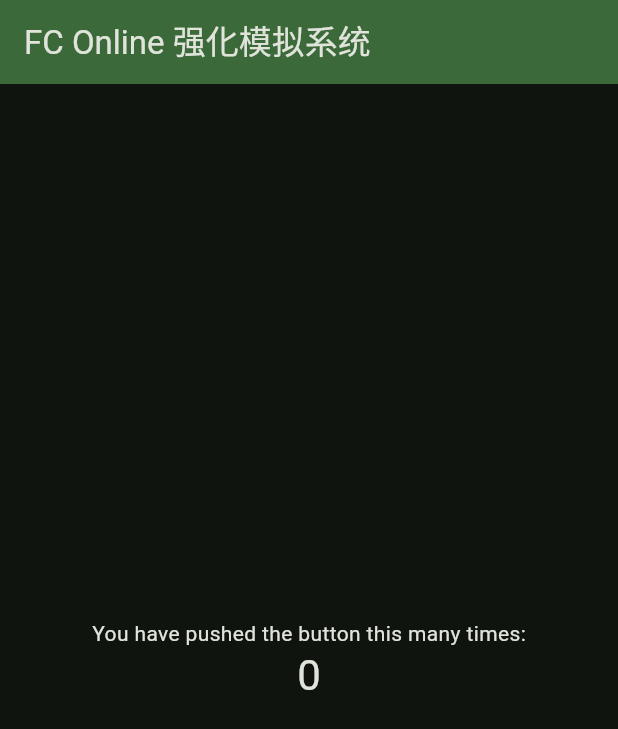
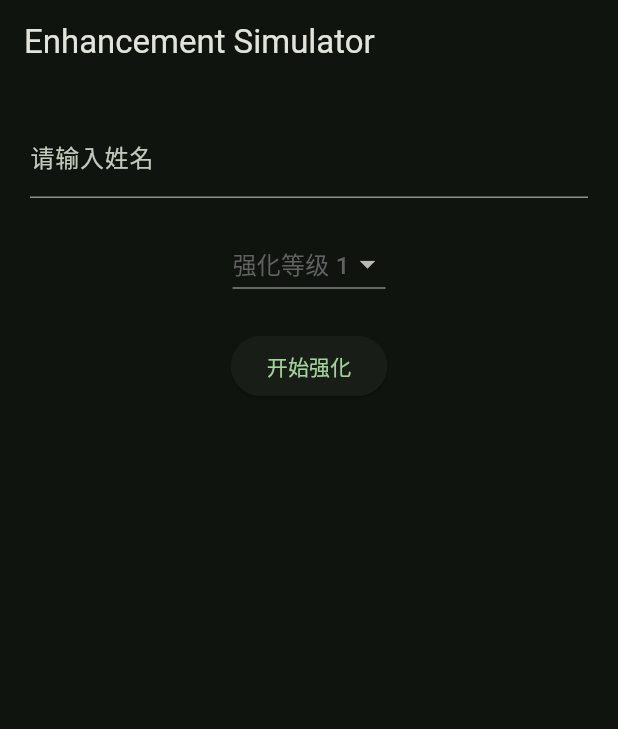
Before and after one commit to wosika/fconline_enhancement_simulator, a Flutter app: the screen it shows after launch, on a phone screen of 412 x 824 dp. Shown: the top 729 px of the screen. Run offline on Flutter 3.47's test engine with Material 3 defaults, Android fonts, the phone set to English and light mode, and no system bars.

Commit message:
功能实现完成。

```diff
--- a/lib/q.dart
+++ b/lib/enhancement_simulator.dart
@@ -1,7 +1,6 @@
 import 'dart:math';
 
 void main() {
-  final simulator = EnhancementSimulator();
   final name = 'icon 罗纳尔多'; // 用户输入的姓名
   var currentLevel = 7; // 初始强化等级
 
@@ -11,15 +10,15 @@
   //   final log = result['log'];
   //   print(log);
   // }
-  final result = simulator.simulateSingleEnhancement(name, currentLevel);
+  final result = EnhancementSimulator.simulateSingleEnhancement(name, currentLevel);
   currentLevel = result['currentLevel'];
   final log = result['log'];
   print(log);
-  //print('玩家 $name 的强化已完成，最终等级为 $currentLevel');
+ // print('$name 的强化已完成，最终等级为 $currentLevel');
 }
 
 class EnhancementSimulator {
-  final List<double> probabilities = [
+  static final List<double> probabilities = [
     1.0, // 1->2的概率是100%
     0.81, // 2->3的概率是81%
     0.64, // 3->4的概率是64%
@@ -31,7 +30,8 @@
     0.02, // 9->10的概率是2%
   ];
 
-  Map<String, dynamic> simulateSingleEnhancement(String playerName, int currentLevel) {
+  static Map<String, dynamic> simulateSingleEnhancement(
+      String playerName, int currentLevel) {
     final enhancementLog = StringBuffer();
 
     final random = Random().nextDouble(); // 生成一个0到1之间的随机数
--- a/lib/main.dart
+++ b/lib/main.dart
@@ -1,4 +1,6 @@
 import 'package:flutter/material.dart';
+
+import 'enhancement_simulator.dart';
 
 void main() {
   runApp(const MyApp());
@@ -35,76 +37,101 @@
         colorScheme: ColorScheme.fromSeed(seedColor: Colors.green,brightness: Brightness.dark),
         useMaterial3: true,
       ),
-      home: const MyHomePage(title: 'FC Online 强化模拟系统'),
+      home:  EnhancementPage(),
     );
   }
 }
 
-class MyHomePage extends StatefulWidget {
-  const MyHomePage({super.key, required this.title});
-
-  final String title;
-
+class EnhancementPage extends StatefulWidget {
   @override
-  State<MyHomePage> createState() => _MyHomePageState();
+  _EnhancementPageState createState() => _EnhancementPageState();
 }
 
-class _MyHomePageState extends State<MyHomePage> {
-  int _counter = 0;
+class _EnhancementPageState extends State<EnhancementPage> {
+  String playerName = '';
+  int currentLevel = 1;
+  List<Map<String, dynamic>> logs = [];
 
-  void _incrementCounter() {
+  void simulateEnhancement() {
+    final result = EnhancementSimulator.simulateSingleEnhancement(playerName, currentLevel);
     setState(() {
-      // This call to setState tells the Flutter framework that something has
-      // changed in this State, which causes it to rerun the build method below
-      // so that the display can reflect the updated values. If we changed
-      // _counter without calling setState(), then the build method would not be
-      // called again, and so nothing would appear to happen.
-      _counter++;
+      currentLevel = result['currentLevel'];
+      logs.insert(0, {
+        'log': result['log'],
+        'success': result['log'].contains('成功'),
+      });
     });
+  }
+
+  Color getLevelColor(int level) {
+    if (level == 1) {
+      return Color(0xFF616161);
+    } else if (level >= 2 && level <= 4) {
+      return Color(0xFFB28675);
+    } else if (level >= 5 && level <= 7) {
+      return Color(0xFFC5C8C9);
+    } else {
+      return Colors.yellow[700]!;
+    }
   }
 
   @override
   Widget build(BuildContext context) {
-
     return Scaffold(
       appBar: AppBar(
-        // TRY THIS: Try changing the color here to a specific color (to
-        // Colors.amber, perhaps?) and trigger a hot reload to see the AppBar
-        // change color while the other colors stay the same.
-        backgroundColor: Theme.of(context).colorScheme.inversePrimary,
-        // Here we take the value from the MyHomePage object that was created by
-        // the App.build method, and use it to set our appbar title.
-        title: Text(widget.title),
+        title: Text('Enhancement Simulator'),
       ),
-      body: Center(
-        // Center is a layout widget. It takes a single child and positions it
-        // in the middle of the parent.
+      body: Padding(
+        padding: EdgeInsets.all(20),
         child: Column(
-          // Column is also a layout widget. It takes a list of children and
-          // arranges them vertically. By default, it sizes itself to fit its
-          // children horizontally, and tries to be as tall as its parent.
-          //
-          // Column has various properties to control how it sizes itself and
-          // how it positions its children. Here we use mainAxisAlignment to
-          // center the children vertically; the main axis here is the vertical
-          // axis because Columns are vertical (the cross axis would be
-          // horizontal).
-          //
-          // TRY THIS: Invoke "debug painting" (choose the "Toggle Debug Paint"
-          // action in the IDE, or press "p" in the console), to see the
-          // wireframe for each widget.
-          mainAxisAlignment: MainAxisAlignment.center,
+          crossAxisAlignment: CrossAxisAlignment.center,
           children: <Widget>[
-            const Text(
-              'You have pushed the button this many times:',
+            TextField(
+              decoration: InputDecoration(labelText: '请输入姓名'),
+              onChanged: (value) {
+                playerName = value;
+              },
             ),
-            Text(
-              '$_counter',
-              style: Theme.of(context).textTheme.headlineMedium,
+            SizedBox(height: 20),
+            DropdownButton<int>(
+              value: currentLevel,
+              onChanged: (int? newValue) {
+                setState(() {
+                  currentLevel = newValue!;
+                });
+              },
+              items: List.generate(9, (index) => index + 1)
+                  .map<DropdownMenuItem<int>>((int value) {
+                return DropdownMenuItem<int>(
+                  value: value,
+                  child: Text('强化等级 $value', style: TextStyle(color: getLevelColor(value))),
+                );
+              }).toList(),
+            ),
+            SizedBox(height: 20),
+            ElevatedButton(
+              onPressed: () {
+                simulateEnhancement();
+              },
+              child: Text('开始强化'),
+            ),
+            SizedBox(height: 20),
+            Expanded(
+              child: SingleChildScrollView(
+                child: Column(
+                  crossAxisAlignment: CrossAxisAlignment.stretch,
+                  children: logs.map((log) {
+                    return Text(
+                      log['log'],
+                      style: TextStyle(color: log['success'] ? Colors.green : Colors.red),
+                    );
+                  }).toList(),
+                ),
+              ),
             ),
           ],
         ),
-      ), // This trailing comma makes auto-formatting nicer for build methods.
+      ),
     );
   }
 }
```
